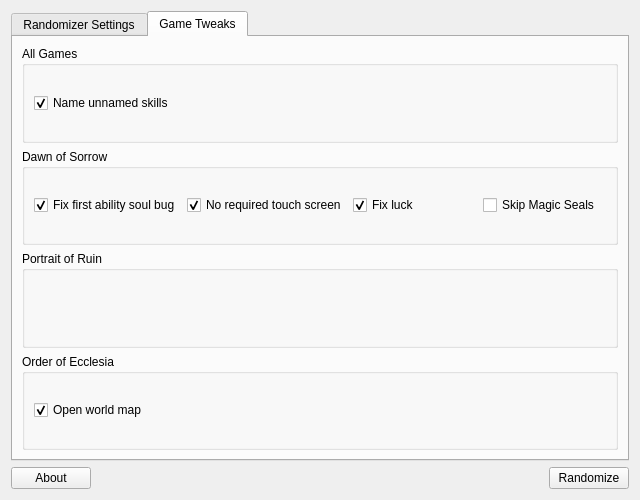
This is randomizer.ui in LagoLunatic/dsvrandom as Qt 5 draws it before an edit. The edited form follows.
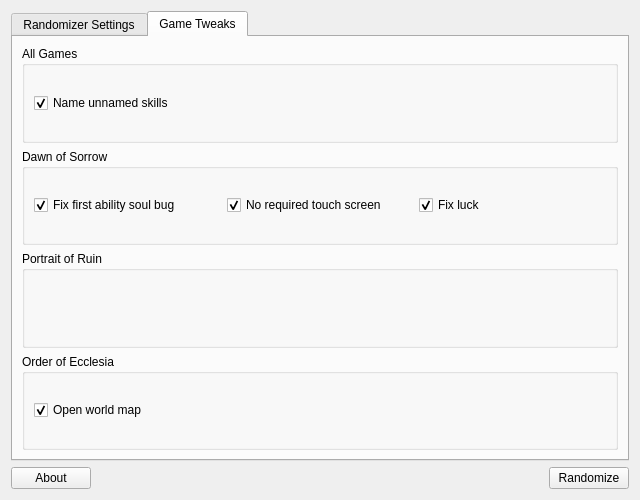
This is the edited form. The open tabs and pages were chosen to show the change. Icons and pictures are not drawn.

Commit message: Add minimize button, remove option to skip boss door seals

Diff of the .ui file:
```diff
--- a/randomizer.ui
+++ b/randomizer.ui
@@ -322,16 +322,6 @@
             </property>
            </widget>
           </item>
-          <item>
-           <widget class="QCheckBox" name="skip_magic_seals">
-            <property name="text">
-             <string>Skip Magic Seals</string>
-            </property>
-            <property name="checked">
-             <bool>false</bool>
-            </property>
-           </widget>
-          </item>
          </layout>
         </widget>
        </item>
```
The commit also changes 2 other files.
